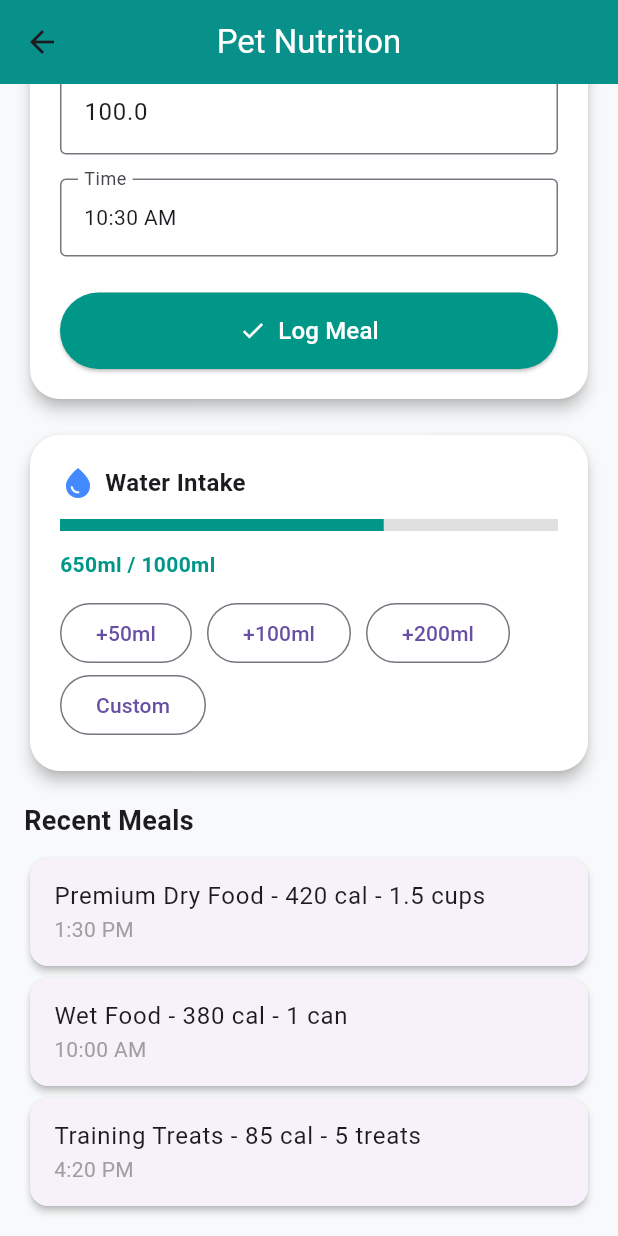
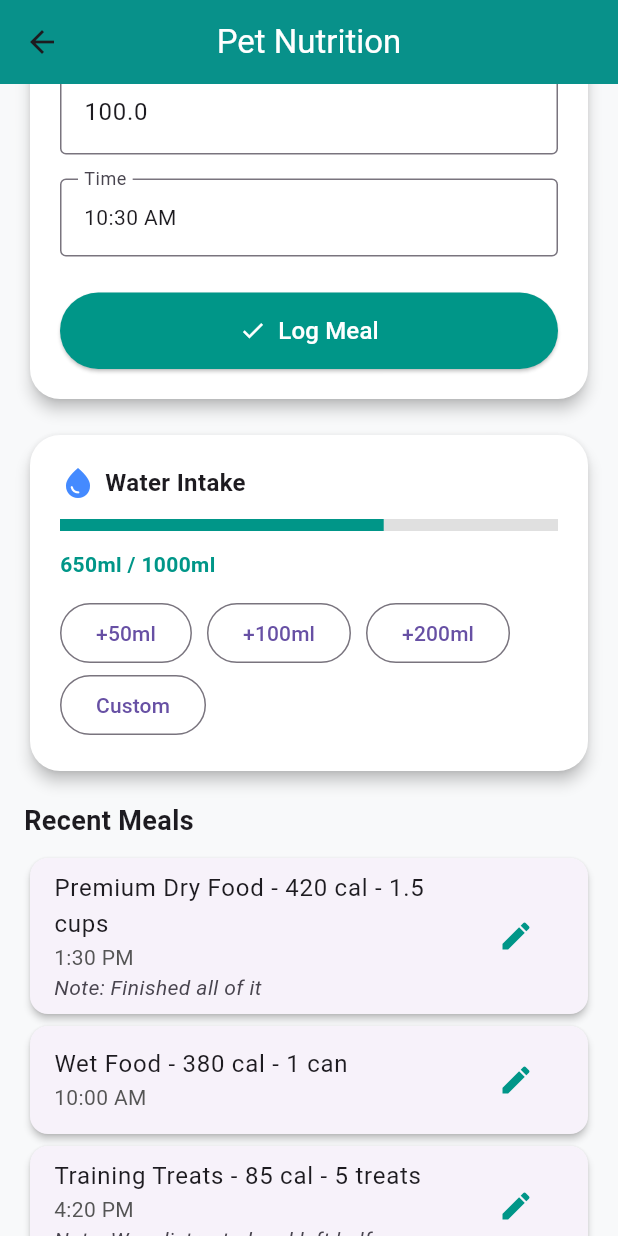
Before and after one commit to nands0610/Pet-Health-Monitor-App, a Flutter app: the FoodPage screen opened directly, scrolled down 403 dp, on a phone screen of 412 x 824 dp. Run offline on Flutter 3.47's test engine with Material 3 defaults, Android fonts, the phone set to English and light mode, and no system bars; our stand-ins replace cloud_firestore, firebase_auth, firebase_core, firebase_storage, fl_chart, flutter_map and 4 more; missing offline and left inert: mobile_scanner; accounts and stored records are empty.

Commit message:
feat: enable editable meal logs with notes dialog

```diff
--- a/lib/pages/food-page/food_page.dart
+++ b/lib/pages/food-page/food_page.dart
@@ -2,6 +2,9 @@ import 'package:flutter/material.dart';
 import 'package:intl/intl.dart';
 import 'package:lottie/lottie.dart';
 import 'barcode_scanner_page.dart';
+import 'dart:ui';
+import 'analytics_page.dart';
+
 
 class FoodPage extends StatefulWidget {
   const FoodPage({Key? key}) : super(key: key);
@@ -24,9 +27,21 @@ class _FoodPageState extends State<FoodPage>
   late AnimationController _dogController;
 
 final List<Map<String, String>> _recentMeals = [
-    {'title': 'Premium Dry Food - 420 cal - 1.5 cups', 'time': '1:30 PM'},
-    {'title': 'Wet Food - 380 cal - 1 can', 'time': '10:00 AM'},
-    {'title': 'Training Treats - 85 cal - 5 treats', 'time': '4:20 PM'},
+  {
+    'title': 'Premium Dry Food - 420 cal - 1.5 cups',
+    'time': '1:30 PM',
+    'note': 'Finished all of it'
+  },
+  {
+    'title': 'Wet Food - 380 cal - 1 can',
+    'time': '10:00 AM',
+    'note': ''
+  },
+  {
+    'title': 'Training Treats - 85 cal - 5 treats',
+    'time': '4:20 PM',
+    'note': 'Was distracted and left halfway'
+  },
 ];
 
   List<String> _foodOptions = [
@@ -66,6 +81,7 @@ class _FoodPageState extends State<FoodPage>
 _recentMeals.insert(0, {
   'title': '$_selectedFood - ${_quantity.toInt()}g',
   'time': _time.format(context),
+  'note': ''
 });
         _showDogAnimation = true;
         _dogController.forward(from: 0);
@@ -82,6 +98,35 @@ class _FoodPageState extends State<FoodPage>
       MaterialPageRoute(builder: (context) => const AnalyticsPage()),
     );
   }
+
+  void _editNoteForMeal(Map<String, String> meal) {
+  final controller = TextEditingController(text: meal['note']);
+  showDialog(
+    context: context,
+    builder: (context) => AlertDialog(
+      title: const Text('Add/Edit Note'),
+      content: TextField(
+        controller: controller,
+        decoration: const InputDecoration(hintText: 'E.g., didn’t finish, ate half'),
+        maxLines: null,
+        minLines: 1
+      ),
+      actions: [
+        TextButton(onPressed: () => Navigator.pop(context), child: const Text('Cancel')),
+        TextButton(
+          onPressed: () {
+            setState(() {
+              meal['note'] = controller.text.trim();
+            });
+            Navigator.pop(context);
+          },
+          child: const Text('Save'),
+        ),
+      ],
+    ),
+  );
+}
+
 
   Future<void> _scanAndAddFood() async {
     final scannedName = await Navigator.push(
@@ -432,10 +477,22 @@ LayoutBuilder(
     borderRadius: BorderRadius.circular(12)),
   child: ListTile(
     title: Text(meal['title']!),
-                        subtitle: Text(meal['time']!,
-                            style: const TextStyle(color: Colors.grey)),
+    subtitle: Column(
+      crossAxisAlignment: CrossAxisAlignment.start,
+      children: [
+        Text(meal['time']!, style: const TextStyle(color: Color(0xFF555555))),
+        if (meal['note'] != null && meal['note']!.isNotEmpty)
+          Text('Note: ${meal['note']!}',
+              style: const TextStyle(fontStyle: FontStyle.italic)),
+      ],
     ),
-                    )),
+    trailing: IconButton(
+      icon: const Icon(Icons.edit, color: Colors.teal),
+      onPressed: () => _editNoteForMeal(meal),
+    ),
+  ),
+))
+
               ],
             ),
           ),
@@ -445,19 +502,24 @@ LayoutBuilder(
                   Lottie.asset('assets/celebration.json', width: 200, repeat: false),
             ),
 if (_showDogAnimation)
-if (_showDogAnimation)
-if (_showDogAnimation)
   AnimatedBuilder(
     animation: _dogController,
     builder: (context, child) {
-      double screenWidth = MediaQuery.of(context).size.width;
-      double leftOffset = -150 + (_dogController.value * (screenWidth + 300)); // larger buffer for smoother motion
+      final screenWidth = MediaQuery.of(context).size.width;
+      const dogWidth = 160.0;
+      const overshoot = 200.0; // 👈 how far *beyond* the screen it goes
+
+      final leftOffset = lerpDouble(
+        -dogWidth,                     // start: offscreen to the left
+        screenWidth + dogWidth + overshoot, // end: way offscreen to the right
+        _dogController.value,
+      );
 
       return Positioned(
-        bottom: 5, // LOWER the dog: smaller number = closer to bottom edge
+        bottom: 10, // Adjust for vertical placement if needed
         left: leftOffset,
         child: SizedBox(
-          width: 160, // BIGGER dog
+          width: dogWidth,
           child: Lottie.asset(
             'assets/dog-walk.json',
             repeat: false,
@@ -467,27 +529,10 @@ if (_showDogAnimation)
     },
   ),
 
+
+
         ],
       ),
     );
   }
 }
-
-class AnalyticsPage extends StatelessWidget {
-  const AnalyticsPage({super.key});
-
-  @override
-  Widget build(BuildContext context) {
-    return Scaffold(
-      appBar:
-          AppBar(title: const Text("Analytics"), backgroundColor: Colors.teal),
-      body: const Center(
-        child: Text(
-          '📊 Analytics Placeholder\n\nComing soon...',
-          textAlign: TextAlign.center,
-          style: TextStyle(fontSize: 20, color: Colors.grey),
-        ),
-      ),
-    );
-  }
-}
```
Lines whose indentation alone changed are shown as unchanged.
